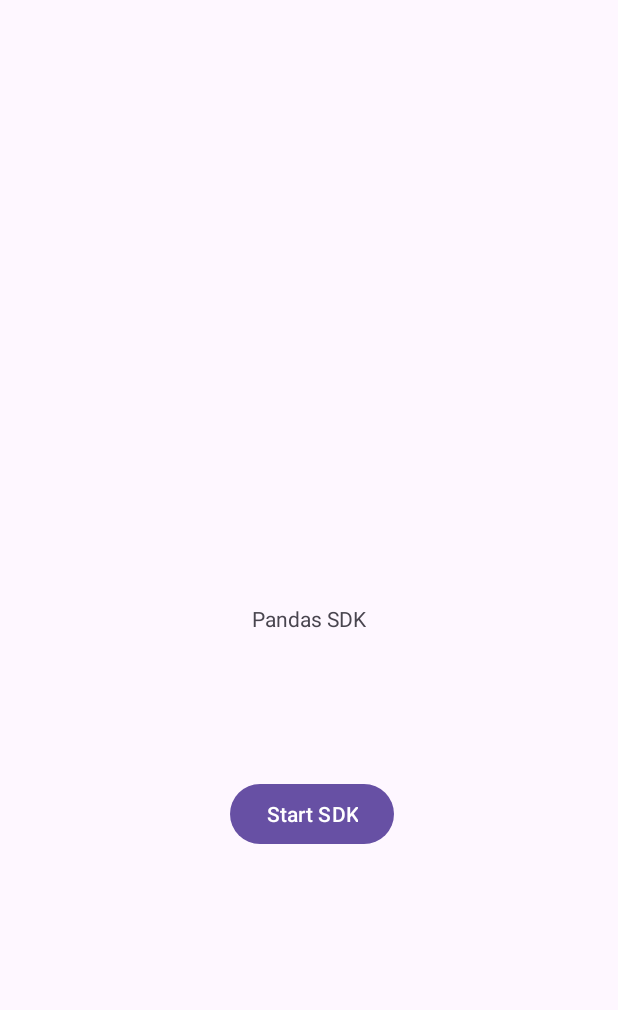
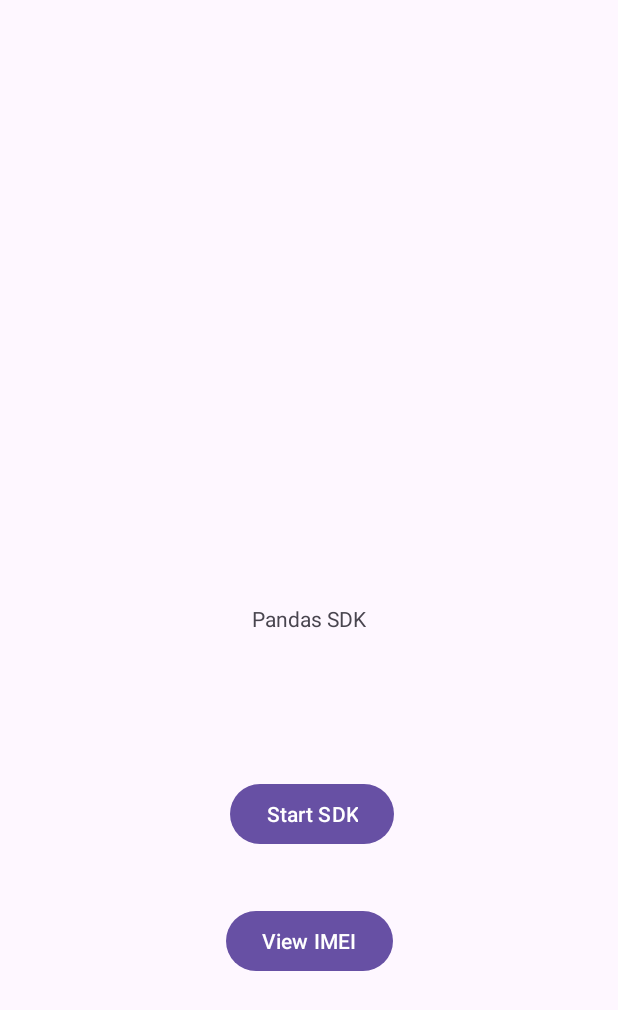
Before and after one commit to greenpandaio/grading-sdk-android-example, an Android app: the screen it shows after launch (MainActivity), on a phone screen of 412 x 824 dp. Shown: the top 1010 px of the screen. Run offline under Robolectric (Android 15) with nearby library versions, the phone set to English and light mode, and no system bars; libraries missing offline, so code that uses them is left out: io.pandas.grading; 1 statement that could not run was skipped.

Commit message:
added sample view imei settings btn

```diff
--- a/app/src/main/java/io/pandas/grading_sdk_android_example/MainActivity.kt
+++ b/app/src/main/java/io/pandas/grading_sdk_android_example/MainActivity.kt
@@ -1,7 +1,9 @@
 package io.pandas.grading_sdk_android_example
 
+import android.content.Intent
 import androidx.appcompat.app.AppCompatActivity
 import android.os.Bundle
+import android.provider.Settings
 import android.widget.Button
 import io.pandas.grading.Grading
 import io.pandas.grading.config.ConfigData
@@ -11,7 +13,8 @@ class MainActivity : AppCompatActivity() {
         super.onCreate(savedInstanceState)
         setContentView(R.layout.activity_main)
         Grading.setConfig(applicationContext, ConfigData())
-        var btn = findViewById<Button>(R.id.startbtn)
-        btn.setOnClickListener{ Grading.start(this)}
+
+        findViewById<Button>(R.id.startbtn).setOnClickListener{ Grading.start(this)}
+        findViewById<Button>(R.id.viewImeiBtn).setOnClickListener{startActivity(Intent(Settings.ACTION_DEVICE_INFO_SETTINGS))}
     }
 }
--- a/app/src/main/res/layout/activity_main.xml
+++ b/app/src/main/res/layout/activity_main.xml
@@ -30,4 +30,18 @@
         app:layout_constraintStart_toStartOf="parent"
         app:layout_constraintTop_toBottomOf="@+id/textView" />
 
+    <Button
+        android:id="@+id/viewImeiBtn"
+        android:layout_width="wrap_content"
+        android:layout_height="wrap_content"
+        android:layout_marginStart="150dp"
+        android:layout_marginTop="25dp"
+        android:layout_marginEnd="150dp"
+        android:layout_marginBottom="161dp"
+        android:text="View IMEI"
+        app:layout_constraintBottom_toBottomOf="parent"
+        app:layout_constraintEnd_toEndOf="parent"
+        app:layout_constraintStart_toStartOf="parent"
+        app:layout_constraintTop_toBottomOf="@+id/startbtn" />
+
 </androidx.constraintlayout.widget.ConstraintLayout>
```
